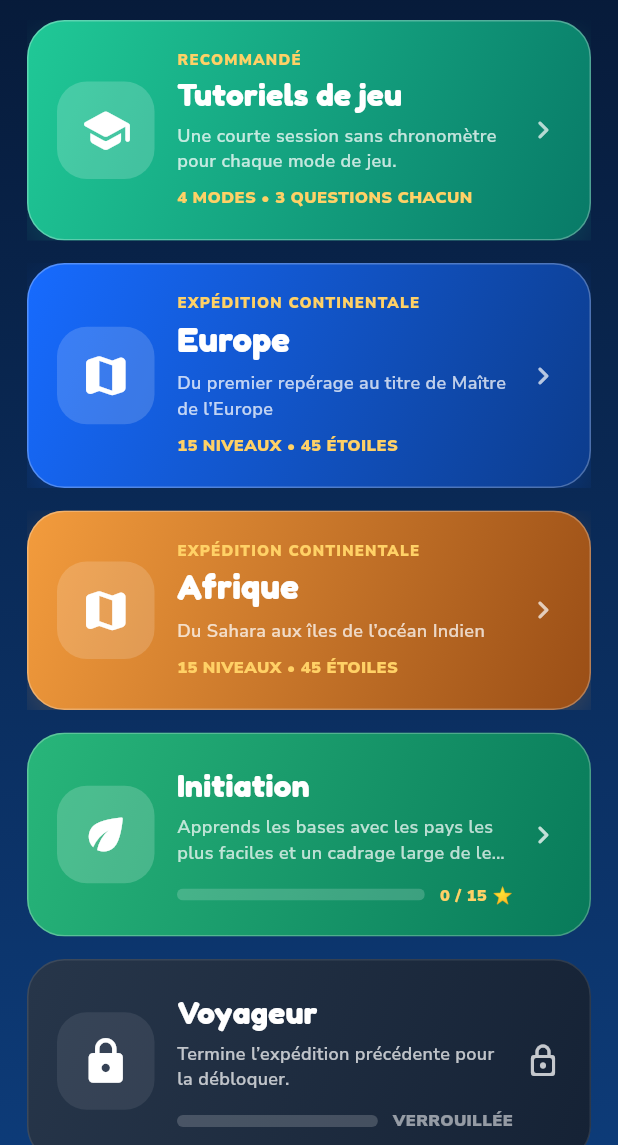
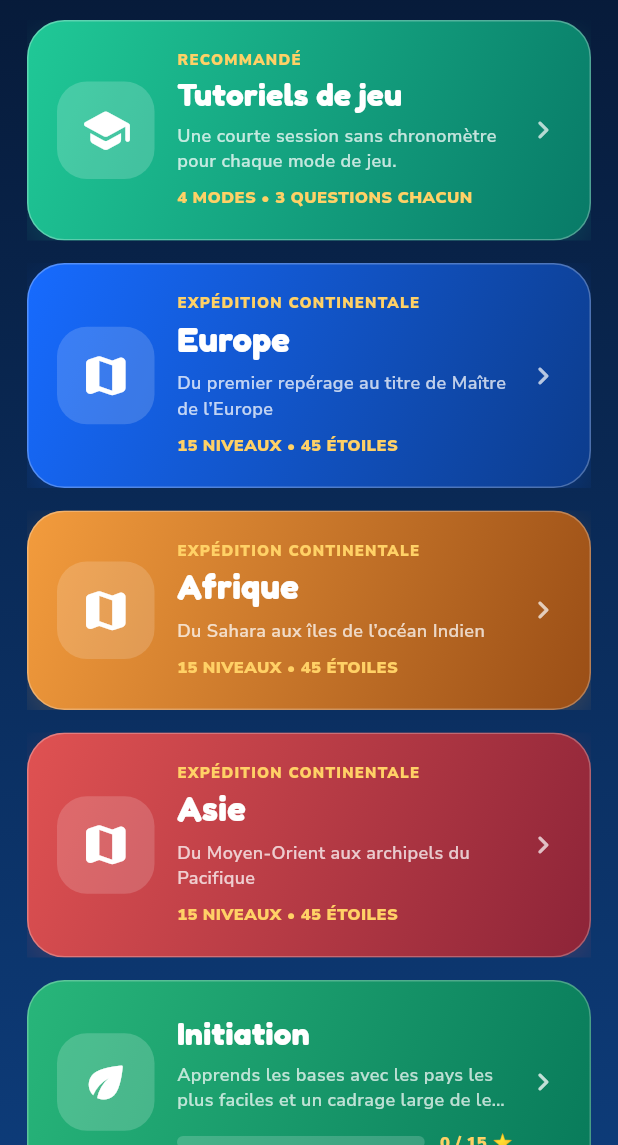
Before and after one commit to romainfiguera7-dotcom/geopoint, a Flutter app: the ExpeditionsScreen screen opened directly with empty values, on a phone screen of 412 x 824 dp, the part 91-1236 px from its top. Run offline on Flutter 3.47's test engine with Material 3 defaults, Android fonts, the phone set to English and light mode, and no system bars; our stand-ins replace flutter_map, google_fonts, latlong2, shared_preferences; accounts and stored records are empty.

Commit message:
Ajoute l expedition Asie

```diff
--- a/INSTALLATION.txt
+++ b/INSTALLATION.txt
@@ -1,4 +1,4 @@
-GeoPoint - Phase 2 : Expéditions Europe et Afrique
+GeoPoint - Phase 2 : Expéditions Europe, Afrique et Asie
 
 INSTALLATION
 
@@ -17,6 +17,7 @@ lib/game/continent/europe_expedition.dart
 lib/game/continent/continent_progress.dart
 lib/game/continent/continent_storage.dart
 lib/game/continent/africa_expedition.dart
+lib/game/continent/asia_expedition.dart
 
 FICHIERS MIS À JOUR
 
@@ -27,14 +28,33 @@ lib/game/game_screen.dart
 TEST RAPIDE
 
 - Ouvrir Expéditions.
-- Vérifier que les cartes Europe et Afrique apparaissent sous Tutoriels de jeu.
+- Vérifier que les cartes Europe, Afrique et Asie apparaissent sous Tutoriels de jeu.
 - Ouvrir Europe : les 15 niveaux doivent être affichés.
 - Ouvrir Afrique : les 15 niveaux doivent être affichés.
+- Ouvrir Asie : les 15 niveaux doivent être affichés.
 - Seul le premier niveau doit être disponible au départ.
 - Terminer le premier niveau avec au moins une étoile.
 - Vérifier que le deuxième niveau se débloque.
 - Fermer et relancer l’application pour vérifier la sauvegarde.
 - Les expéditions historiques et les quatre tutoriels doivent toujours fonctionner.
+
+PROGRESSION ASIE
+
+1. Découverte de l’Asie
+2. Les grands pays
+3. Pays faciles à reconnaître
+4. Voisins du Moyen-Orient
+5. Nouvelles routes d’Asie
+6. Drapeaux principaux
+7. Capitales principales
+8. Petits pays asiatiques
+9. Îles et régions spéciales
+10. Silhouettes d’Asie
+11. Épreuve mixte
+12. Révision GeoBrain
+13. Défi chronométré
+14. Examen asiatique
+15. Maître de l’Asie
 
 PROGRESSION AFRIQUE
 
--- a/lib/features/expeditions/expeditions_screen.dart
+++ b/lib/features/expeditions/expeditions_screen.dart
@@ -2,6 +2,7 @@ import 'package:flutter/material.dart';
 import 'package:google_fonts/google_fonts.dart';
 
 import '../../game/continent/africa_expedition.dart';
+import '../../game/continent/asia_expedition.dart';
 import '../../game/continent/continent_expedition.dart';
 import '../../game/continent/europe_expedition.dart';
 import '../../game/expedition/expedition_mission.dart';
@@ -135,6 +136,7 @@ class _ExpeditionList extends StatelessWidget {
       _continentExpeditions = <ContinentExpedition>[
     EuropeExpeditionCatalog.europe,
     AfricaExpeditionCatalog.africa,
+    AsiaExpeditionCatalog.asia,
   ];
 
   Future<void> _openTutorials(
@@ -396,6 +398,11 @@ class _ContinentExpeditionCard extends StatelessWidget {
 
   List<Color> get _colors {
     switch (expedition.id) {
+      case 'asia':
+        return const <Color>[
+          Color(0xFFE05252),
+          Color(0xFF8D2438),
+        ];
       case 'africa':
         return const <Color>[
           Color(0xFFF39C3D),
--- /dev/null
+++ b/lib/game/continent/asia_expedition.dart
@@ -0,0 +1,296 @@
+import 'package:latlong2/latlong.dart';
+
+import 'continent_expedition.dart';
+
+class AsiaExpeditionCatalog {
+  AsiaExpeditionCatalog._();
+
+  static const List<String> allAsianCountries = <String>[
+    'AFG',
+    'ARM',
+    'AZE',
+    'BHR',
+    'BGD',
+    'BTN',
+    'BRN',
+    'KHM',
+    'CHN',
+    'GEO',
+    'IND',
+    'IDN',
+    'IRN',
+    'IRQ',
+    'ISR',
+    'JPN',
+    'JOR',
+    'KAZ',
+    'KWT',
+    'KGZ',
+    'LAO',
+    'LBN',
+    'MYS',
+    'MDV',
+    'MNG',
+    'MMR',
+    'NPL',
+    'PRK',
+    'OMN',
+    'PAK',
+    'PHL',
+    'QAT',
+    'RUS',
+    'SAU',
+    'SGP',
+    'KOR',
+    'LKA',
+    'SYR',
+    'TJK',
+    'THA',
+    'TLS',
+    'TUR',
+    'TKM',
+    'ARE',
+    'UZB',
+    'VNM',
+    'YEM',
+    'TWN',
+  ];
+
+  static const ContinentExpedition asia = ContinentExpedition(
+    id: 'asia',
+    name: 'Asie',
+    subtitle: 'Du Moyen-Orient aux archipels du Pacifique',
+    completionReward: 'Titre : Maître de l’Asie',
+    levels: <ContinentLevel>[
+      ContinentLevel(
+        id: 'asia_01_discovery',
+        order: 1,
+        title: 'Découverte de l’Asie',
+        description: 'Commence avec cinq géants très connus.',
+        objective: 'Repérer la Chine, l’Inde, le Japon, l’Arabie saoudite et l’Indonésie.',
+        modeId: 'find_country',
+        difficultyId: 'discovery',
+        countryIds: <String>['CHN', 'IND', 'JPN', 'SAU', 'IDN'],
+        questionCount: 5,
+        questionDurationSeconds: 25,
+        initialCenter: LatLng(34, 92),
+        initialZoom: 2.4,
+        rewardLabel: 'XP de la partie + jusqu’à 3 étoiles',
+      ),
+      ContinentLevel(
+        id: 'asia_02_large_countries',
+        order: 2,
+        title: 'Les grands pays',
+        description: 'Explore les territoires immenses du continent.',
+        objective: 'Identifier dix grands pays asiatiques.',
+        modeId: 'find_country',
+        difficultyId: 'easy',
+        countryIds: <String>['RUS', 'CHN', 'IND', 'KAZ', 'SAU', 'IRN', 'MNG', 'IDN', 'PAK', 'TUR'],
+        questionCount: 10,
+        questionDurationSeconds: 22,
+        initialCenter: LatLng(40, 80),
+        initialZoom: 2.3,
+        rewardLabel: 'XP de la partie + jusqu’à 3 étoiles',
+      ),
+      ContinentLevel(
+        id: 'asia_03_easy_shapes',
+        order: 3,
+        title: 'Pays faciles à reconnaître',
+        description: 'Utilise les péninsules, les îles et les côtes.',
+        objective: 'Reconnaître neuf pays aux formes caractéristiques.',
+        modeId: 'find_country',
+        difficultyId: 'easy',
+        countryIds: <String>['JPN', 'KOR', 'LKA', 'QAT', 'ARE', 'VNM', 'THA', 'PHL', 'MYS'],
+        questionCount: 9,
+        questionDurationSeconds: 20,
+        initialCenter: LatLng(24, 105),
+        initialZoom: 2.7,
+        rewardLabel: 'XP de la partie + jusqu’à 3 étoiles',
+      ),
+      ContinentLevel(
+        id: 'asia_04_neighbors',
+        order: 4,
+        title: 'Voisins du Moyen-Orient',
+        description: 'Distingue les nombreux voisins de la région.',
+        objective: 'Différencier douze pays proches du Moyen-Orient.',
+        modeId: 'find_country',
+        difficultyId: 'intermediate',
+        countryIds: <String>['TUR', 'SYR', 'IRQ', 'IRN', 'JOR', 'ISR', 'LBN', 'SAU', 'KWT', 'QAT', 'BHR', 'ARE', 'OMN', 'YEM'],
+        questionCount: 12,
+        questionDurationSeconds: 19,
+        initialCenter: LatLng(28, 45),
+        initialZoom: 3.2,
+        rewardLabel: 'XP de la partie + jusqu’à 3 étoiles',
+      ),
+      ContinentLevel(
+        id: 'asia_05_new_countries',
+        order: 5,
+        title: 'Nouvelles routes d’Asie',
+        description: 'Découvre l’Asie centrale et du Sud-Est.',
+        objective: 'Apprendre dix nouveaux pays au centre et au sud-est.',
+        modeId: 'find_country',
+        difficultyId: 'intermediate',
+        countryIds: <String>['KAZ', 'UZB', 'TKM', 'KGZ', 'TJK', 'KHM', 'LAO', 'MMR', 'BRN', 'TLS'],
+        questionCount: 10,
+        questionDurationSeconds: 18,
+        initialCenter: LatLng(30, 82),
+        initialZoom: 2.7,
+        rewardLabel: 'XP de la partie + jusqu’à 3 étoiles',
+      ),
+      ContinentLevel(
+        id: 'asia_06_flags',
+        order: 6,
+        title: 'Drapeaux principaux',
+        description: 'Associe les grands drapeaux asiatiques à leur pays.',
+        objective: 'Retrouver dix pays grâce à leur drapeau.',
+        modeId: 'find_flag',
+        difficultyId: 'intermediate',
+        countryIds: <String>['CHN', 'IND', 'JPN', 'KOR', 'IDN', 'THA', 'VNM', 'TUR', 'SAU', 'ISR'],
+        questionCount: 10,
+        questionDurationSeconds: 18,
+        initialCenter: LatLng(30, 85),
+        initialZoom: 2.4,
+        rewardLabel: 'XP de la partie + jusqu’à 3 étoiles',
+      ),
+      ContinentLevel(
+        id: 'asia_07_capitals',
+        order: 7,
+        title: 'Capitales principales',
+        description: 'Place les capitales les plus connues d’Asie.',
+        objective: 'Localiser dix grandes capitales asiatiques.',
+        modeId: 'find_capital',
+        difficultyId: 'intermediate',
+        countryIds: <String>['CHN', 'IND', 'JPN', 'KOR', 'THA', 'VNM', 'TUR', 'IRN', 'SAU', 'IDN'],
+        questionCount: 10,
+        questionDurationSeconds: 20,
+        initialCenter: LatLng(31, 85),
+        initialZoom: 2.4,
+        rewardLabel: 'XP de la partie + jusqu’à 3 étoiles',
+      ),
+      ContinentLevel(
+        id: 'asia_08_small_countries',
+        order: 8,
+        title: 'Petits pays asiatiques',
+        description: 'Zoome pour trouver les États les plus discrets.',
+        objective: 'Repérer neuf petits pays du continent.',
+        modeId: 'find_country',
+        difficultyId: 'hard',
+        countryIds: <String>['SGP', 'BHR', 'QAT', 'KWT', 'LBN', 'BRN', 'MDV', 'BTN', 'TLS'],
+        questionCount: 9,
+        questionDurationSeconds: 22,
+        initialCenter: LatLng(20, 80),
+        initialZoom: 2.6,
+        rewardLabel: 'XP de la partie + jusqu’à 3 étoiles',
+      ),
+      ContinentLevel(
+        id: 'asia_09_islands_territories',
+        order: 9,
+        title: 'Îles et régions spéciales',
+        description: 'Pars à la recherche des petites entités asiatiques.',
+        objective: 'Trouver les îles et régions spéciales disponibles.',
+        modeId: 'find_country',
+        difficultyId: 'expert',
+        countryIds: <String>['HKG', 'MAC', 'IOT', 'MDV', 'SGP', 'BRN', 'TLS', 'LKA'],
+        questionCount: 8,
+        questionDurationSeconds: 24,
+        initialCenter: LatLng(15, 90),
+        initialZoom: 2.5,
+        rewardLabel: 'XP de la partie + jusqu’à 3 étoiles',
+      ),
+      ContinentLevel(
+        id: 'asia_10_silhouettes',
+        order: 10,
+        title: 'Silhouettes d’Asie',
+        description: 'Reconnais les pays uniquement grâce à leur contour.',
+        objective: 'Identifier dix silhouettes asiatiques.',
+        modeId: 'ultimate',
+        difficultyId: 'hard',
+        countryIds: <String>['CHN', 'IND', 'JPN', 'SAU', 'KOR', 'VNM', 'THA', 'LKA', 'PHL', 'IDN'],
+        questionCount: 10,
+        questionDurationSeconds: 20,
+        initialCenter: LatLng(30, 90),
+        initialZoom: 2.5,
+        rewardLabel: 'Jusqu’à 3 étoiles asiatiques',
+        isSilhouette: true,
+      ),
+      ContinentLevel(
+        id: 'asia_11_mixed',
+        order: 11,
+        title: 'Épreuve mixte',
+        description: 'Enchaîne pays, capitales et drapeaux.',
+        objective: 'Réussir douze questions de types différents.',
+        modeId: 'mixed',
+        difficultyId: 'hard',
+        countryIds: allAsianCountries,
+        questionCount: 12,
+        questionDurationSeconds: 17,
+        initialCenter: LatLng(32, 88),
+        initialZoom: 2.4,
+        rewardLabel: 'XP de la partie + jusqu’à 3 étoiles',
+      ),
+      ContinentLevel(
+        id: 'asia_12_revision',
+        order: 12,
+        title: 'Révision GeoBrain',
+        description: 'Le GeoBrain sélectionne les pays à retravailler.',
+        objective: 'Renforcer tes points faibles personnels en Asie.',
+        modeId: 'mixed',
+        difficultyId: 'hard',
+        countryIds: allAsianCountries,
+        questionCount: 10,
+        questionDurationSeconds: 18,
+        initialCenter: LatLng(32, 88),
+        initialZoom: 2.4,
+        rewardLabel: 'Révision personnalisée + jusqu’à 3 étoiles',
+        useGeoBrain: true,
+      ),
+      ContinentLevel(
+        id: 'asia_13_timed',
+        order: 13,
+        title: 'Défi chronométré',
+        description: 'Réponds vite sur le plus vaste continent.',
+        objective: 'Tenir quinze questions avec seulement douze secondes.',
+        modeId: 'mixed',
+        difficultyId: 'hard',
+        countryIds: allAsianCountries,
+        questionCount: 15,
+        questionDurationSeconds: 12,
+        initialCenter: LatLng(32, 88),
+        initialZoom: 2.3,
+        rewardLabel: 'Bonus de score temporel + jusqu’à 3 étoiles',
+      ),
+      ContinentLevel(
+        id: 'asia_14_exam',
+        order: 14,
+        title: 'Examen asiatique',
+        description: 'L’examen complet avant le rang Maître.',
+        objective: 'Obtenir au moins une étoile sur vingt questions.',
+        modeId: 'mixed',
+        difficultyId: 'expert',
+        countryIds: allAsianCountries,
+        questionCount: 20,
+        questionDurationSeconds: 14,
+        initialCenter: LatLng(20, 0),
+        initialZoom: 2.2,
+        rewardLabel: 'Validation de l’examen asiatique',
+        isExam: true,
+      ),
+      ContinentLevel(
+        id: 'asia_15_master',
+        order: 15,
+        title: 'Maître de l’Asie',
+        description: 'Aucun ciblage : toute la carte est ouverte.',
+        objective: 'Réussir l’ultime série asiatique sans aide.',
+        modeId: 'mixed',
+        difficultyId: 'expert',
+        countryIds: allAsianCountries,
+        questionCount: 25,
+        questionDurationSeconds: 12,
+        initialCenter: LatLng(20, 0),
+        initialZoom: 2.2,
+        rewardLabel: 'Débloque le titre Maître de l’Asie',
+        isMaster: true,
+      ),
+    ],
+  );
+}
```
